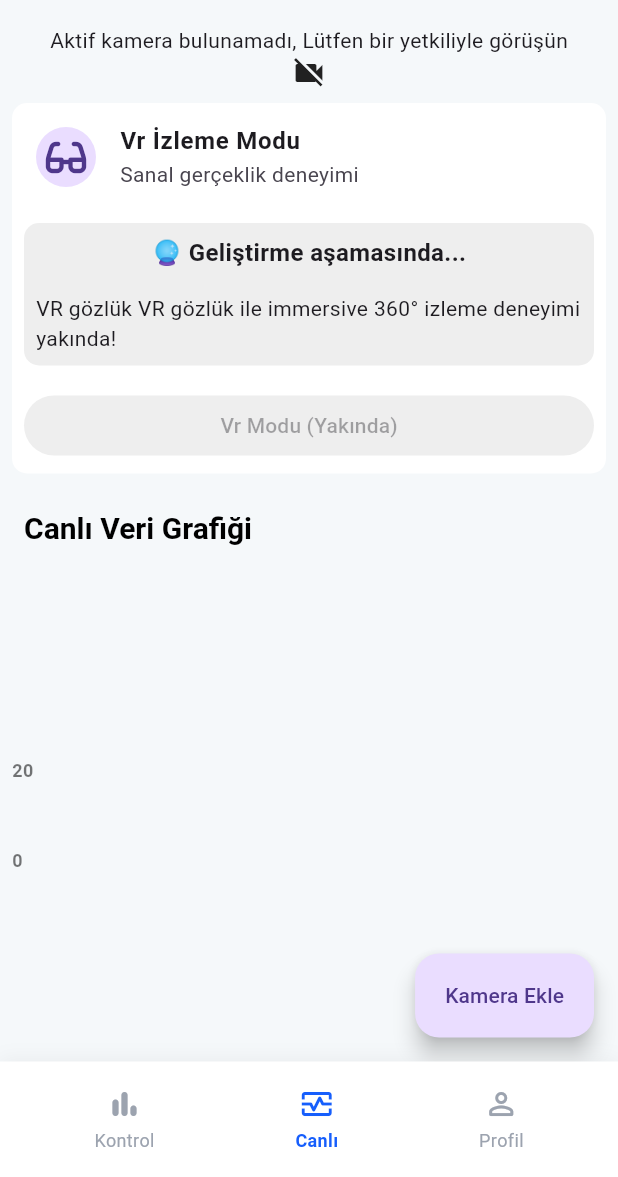
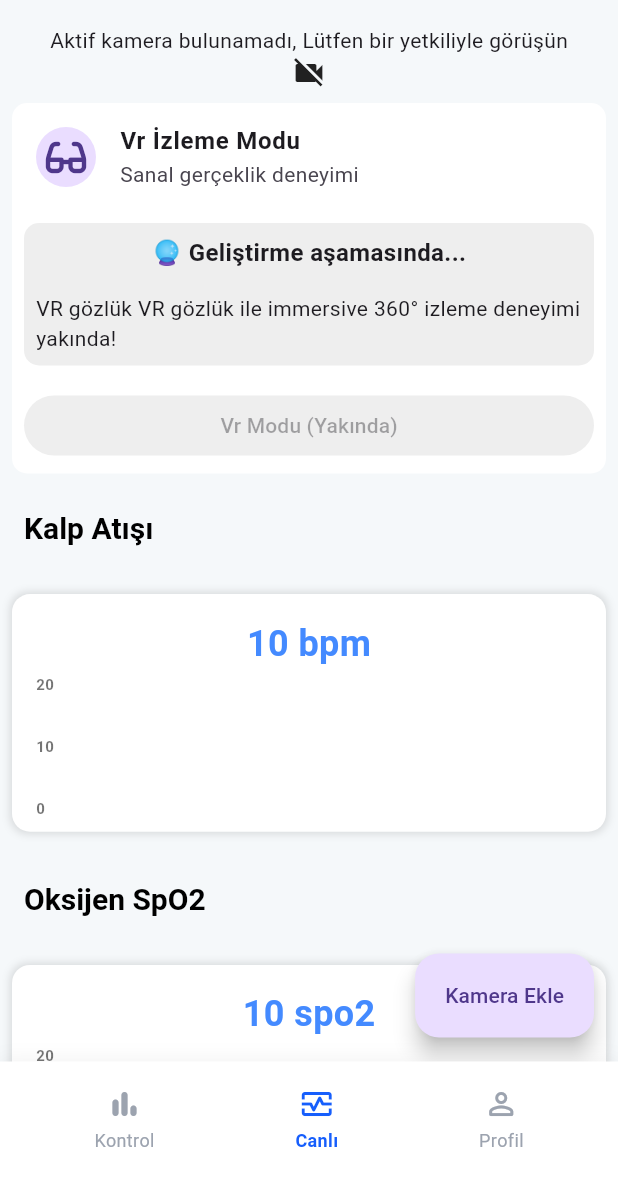
Before and after one commit to YusufBerkez/k9_project, a Flutter app: the screen it shows after launch, item 2 of the bottom bar chosen, on a phone screen of 412 x 824 dp, the part 59-1236 px from its top. Run offline on Flutter 3.47's test engine with Material 3 defaults, Android fonts, the light colour scheme and no system bars; drawn by our look-alikes of fl_chart; our stand-ins replace flutter_riverpod, font_awesome_flutter, shared_preferences, video_player.

Commit message:
Canlı veri sayfasında düzenlemeler yapıldı

```diff
--- a/k9_app/lib/features/live_monitoring/presentation/pages/live_page.dart
+++ b/k9_app/lib/features/live_monitoring/presentation/pages/live_page.dart
@@ -3,8 +3,8 @@ import 'package:flutter_riverpod/flutter_riverpod.dart';
 import 'package:k9_app/core/providers/camera_provider.dart';
 import 'package:k9_app/features/live_monitoring/presentation/pages/camera_card.dart';
 import 'package:k9_app/features/live_monitoring/presentation/pages/line_char_card.dart';
+import 'package:k9_app/features/live_monitoring/presentation/pages/real_time_char_card.dart';
 import 'package:k9_app/features/live_monitoring/presentation/pages/vr_show_card.dart';
-import 'package:k9_app/features/live_monitoring/presentation/real_time_char_card.dart';
 
 class LivePage extends ConsumerStatefulWidget {
   const LivePage({super.key});
@@ -36,7 +36,8 @@ class _LivePageState extends ConsumerState<LivePage> {
     final cameraList = ref.watch(cameraListProvider);
     return Scaffold(
       appBar: AppBar(title: Text("Canlı İzleme"), centerTitle: true),
-      body: Column(
+      body: SingleChildScrollView(
+        child: Column(
           children: [
             cameraList.isEmpty
                 ? _buildEmptyState()
@@ -63,8 +64,24 @@ class _LivePageState extends ConsumerState<LivePage> {
                     },
                   ),
             VrShowCard(),
-          Expanded(child: RealTimeChartPage()),
+            SizedBox(
+              height: MediaQuery.of(context).size.height * 0.3,
+              child: RealTimeChartPage(
+                spots: [],
+                charName: 'Kalp Atışı',
+                charBrName: 'bpm',
+              ),
+            ),
+            SizedBox(
+              height: MediaQuery.of(context).size.height * 0.3,
+              child: RealTimeChartPage(
+                spots: [],
+                charName: 'Oksijen SpO2',
+                charBrName: 'spo2',
+              ),
+            ),
           ],
+        ),
       ),
       floatingActionButton: FloatingActionButton.extended(
         onPressed: () {
--- /dev/null
+++ b/k9_app/lib/features/live_monitoring/presentation/pages/real_time_char_card.dart
@@ -0,0 +1,183 @@
+import 'dart:async'; // Timer için
+import 'dart:math'; // Rastgele veri üretmek için
+import 'package:fl_chart/fl_chart.dart';
+import 'package:flutter/material.dart';
+
+class RealTimeChartPage extends StatefulWidget {
+  final List<FlSpot> spots;
+  final String charName;
+  final String charBrName;
+
+  const RealTimeChartPage({
+    super.key,
+    required this.spots,
+    required this.charName,
+    required this.charBrName,
+  });
+
+  @override
+  State<RealTimeChartPage> createState() => _RealTimeChartPageState();
+}
+
+class _RealTimeChartPageState extends State<RealTimeChartPage> {
+  // Grafikte gösterilecek noktalar
+  final List<FlSpot> _spots = [];
+
+  // X ekseni için sayacımız (Zaman gibi düşünebilirsin)
+  double _xValue = 0;
+
+  // Ekranda aynı anda kaç nokta görünsün?
+  final int _limitCount = 20;
+
+  Timer? _timer;
+
+  @override
+  void initState() {
+    super.initState();
+    // Simülasyon: Her 100 milisaniyede bir veri geldiğini varsayalım
+    _timer = Timer.periodic(const Duration(seconds: 1), (timer) {
+      _addNewData();
+    });
+  }
+
+  @override
+  void dispose() {
+    _timer?.cancel(); // Sayfadan çıkınca timeri öldürmeyi unutma!
+    super.dispose();
+  }
+
+  // BURASI SENİN VERİ ALDIĞIN YER OLACAK
+  void _addNewData() {
+    setState(() {
+      // 1. Rastgele bir Y değeri üret (Sen buraya sensörden gelen veriyi koy)
+      double yValue = sin(_xValue) * 5 + 10 + Random().nextDouble() * 2;
+
+      // 2. Listeye yeni noktayı ekle
+      _spots.add(FlSpot(_xValue, yValue));
+
+      // 3. Eğer limit aşıldıysa en eski veriyi sil (Kayan pencere mantığı)
+      if (_spots.length > _limitCount) {
+        _spots.removeAt(0);
+      }
+
+      // 4. X değerini bir sonraki adım için artır
+      _xValue += 0.2;
+    });
+  }
+
+  @override
+  Widget build(BuildContext context) {
+    return Scaffold(
+      appBar: AppBar(title: Text(widget.charName)),
+      body: Center(
+        child: _spots.isEmpty
+            ? const CircularProgressIndicator()
+            : Padding(
+                padding: const EdgeInsets.all(8.0),
+                child: Container(
+                  // height: 50,  <--- BU SATIRI SİLDİM (veya 250 yapabilirsin)
+                  // Grafik ve yazı rahat sığsın diye Card veya Container yüksekliğini serbest bırakabilirsin
+                  decoration: BoxDecoration(
+                    color: Colors.white,
+                    borderRadius: BorderRadius.circular(12),
+                    boxShadow: [
+                      BoxShadow(
+                        color: Colors.black12,
+                        blurRadius: 4,
+                        spreadRadius: 1,
+                      ),
+                    ],
+                  ),
+                  padding: const EdgeInsets.all(16), // İç boşluk
+                  child: Column(
+                    mainAxisSize: MainAxisSize.min, // İçerik kadar yer kaplasın
+                    children: [
+                      // Üstteki BPM yazısı
+                      Text(
+                        "${_spots.last.y.toInt()} ${widget.charBrName}",
+                        style: const TextStyle(
+                          fontSize: 24,
+                          fontWeight: FontWeight.bold,
+                          color: Colors.blueAccent,
+                        ),
+                      ),
+                      const SizedBox(height: 10),
+
+                      // Grafik Alanı
+                      SizedBox(
+                        height:
+                            MediaQuery.of(context).size.height *
+                            0.1, // Grafiğin yüksekliği
+                        width: double.infinity,
+                        child: LineChart(
+                          LineChartData(
+                            lineTouchData: LineTouchData(enabled: false),
+                            borderData: FlBorderData(show: false),
+                            gridData: FlGridData(show: false),
+
+                            // 1. Veri tek iken çökmemesi için kontrol:
+                            minX: _spots.first.x,
+                            maxX: _spots.length < 2
+                                ? _spots.first.x +
+                                      1 // Tek veri varsa bitişi 1 artır
+                                : _spots.last.x,
+
+                            minY: 0,
+                            maxY: 20,
+
+                            titlesData: FlTitlesData(
+                              show: true,
+                              rightTitles: AxisTitles(
+                                sideTitles: SideTitles(showTitles: false),
+                              ),
+                              topTitles: AxisTitles(
+                                sideTitles: SideTitles(showTitles: false),
+                              ),
+                              bottomTitles: AxisTitles(
+                                sideTitles: SideTitles(showTitles: false),
+                              ),
+                              leftTitles: AxisTitles(
+                                sideTitles: SideTitles(
+                                  showTitles: true,
+                                  reservedSize: 30, // Biraz daralttım
+                                  getTitlesWidget: (value, meta) {
+                                    return Text(
+                                      value.toInt().toString(),
+                                      style: const TextStyle(
+                                        color: Colors.black54,
+                                        fontSize: 10,
+                                        fontWeight: FontWeight.bold,
+                                      ),
+                                    );
+                                  },
+                                ),
+                              ),
+                            ),
+
+                            lineBarsData: [
+                              LineChartBarData(
+                                spots: _spots,
+                                isCurved: true,
+                                color: Colors.blueAccent,
+                                barWidth: 3,
+                                isStrokeCapRound: true,
+                                dotData: FlDotData(show: false),
+                                belowBarData: BarAreaData(
+                                  show: true,
+                                  color: Colors.blueAccent.withOpacity(
+                                    0.1,
+                                  ), // Biraz daha şeffaf yaptım
+                                ),
+                              ),
+                            ],
+                          ),
+                        ),
+                      ),
+                    ],
+                  ),
+                ),
+              ),
+      ),
+    );
+  }
+}
--- a/k9_app/lib/features/live_monitoring/presentation/real_time_char_card.dart
+++ /dev/null
@@ -1,149 +0,0 @@
-import 'dart:async'; // Timer için
-import 'dart:math'; // Rastgele veri üretmek için
-import 'package:fl_chart/fl_chart.dart';
-import 'package:flutter/material.dart';
-
-class RealTimeChartPage extends StatefulWidget {
-  const RealTimeChartPage({super.key});
-
-  @override
-  State<RealTimeChartPage> createState() => _RealTimeChartPageState();
-}
-
-class _RealTimeChartPageState extends State<RealTimeChartPage> {
-  // Grafikte gösterilecek noktalar
-  final List<FlSpot> _spots = [];
-
-  // X ekseni için sayacımız (Zaman gibi düşünebilirsin)
-  double _xValue = 0;
-
-  // Ekranda aynı anda kaç nokta görünsün?
-  final int _limitCount = 20;
-
-  Timer? _timer;
-
-  @override
-  void initState() {
-    super.initState();
-    // Simülasyon: Her 100 milisaniyede bir veri geldiğini varsayalım
-    _timer = Timer.periodic(const Duration(seconds: 1), (timer) {
-      _addNewData();
-    });
-  }
-
-  @override
-  void dispose() {
-    _timer?.cancel(); // Sayfadan çıkınca timeri öldürmeyi unutma!
-    super.dispose();
-  }
-
-  // BURASI SENİN VERİ ALDIĞIN YER OLACAK
-  void _addNewData() {
-    setState(() {
-      // 1. Rastgele bir Y değeri üret (Sen buraya sensörden gelen veriyi koy)
-      double yValue = sin(_xValue) * 5 + 10 + Random().nextDouble() * 2;
-
-      // 2. Listeye yeni noktayı ekle
-      _spots.add(FlSpot(_xValue, yValue));
-
-      // 3. Eğer limit aşıldıysa en eski veriyi sil (Kayan pencere mantığı)
-      if (_spots.length > _limitCount) {
-        _spots.removeAt(0);
-      }
-
-      // 4. X değerini bir sonraki adım için artır
-      _xValue += 0.2;
-    });
-  }
-
-  @override
-  Widget build(BuildContext context) {
-    return Scaffold(
-      appBar: AppBar(title: const Text('Canlı Veri Grafiği')),
-      body: Center(
-        child: _spots.isEmpty
-            ? const CircularProgressIndicator()
-            : Padding(
-                padding: const EdgeInsets.all(8.0),
-                child: Container(
-                  height: 100,
-                  width: double.infinity,
-                  child: Padding(
-                    padding: const EdgeInsets.only(
-                      right: 20.0,
-                      top: 20,
-                      bottom: 20,
-                    ),
-                    child: LineChart(
-                      LineChartData(
-                        borderData: FlBorderData(show: false),
-                        // Grafiğin sınırlarını dinamik olarak ayarla
-                        minX: _spots.first.x,
-                        maxX: _spots.last.x,
-                        minY: 0, // Verine göre ayarla
-                        maxY: 20, // Verine göre ayarla
-                        // Izgara çizgilerini kapatmak istersen:
-                        gridData: FlGridData(show: false),
-
-                        // Başlıkları (X ve Y ekseni sayıları) ayarla
-                        titlesData: FlTitlesData(
-                          show: true,
-                          // SAĞ Tarafı Gizle
-                          rightTitles: AxisTitles(
-                            sideTitles: SideTitles(showTitles: false),
-                          ),
-                          // ÜST Tarafı Gizle
-                          topTitles: AxisTitles(
-                            sideTitles: SideTitles(showTitles: false),
-                          ),
-                          // ALT Tarafı Gizle (İstediğin bu)
-                          bottomTitles: AxisTitles(
-                            sideTitles: SideTitles(showTitles: false),
-                          ),
-                          // SOL Tarafı (Y Değerleri) Göster
-                          leftTitles: AxisTitles(
-                            sideTitles: SideTitles(
-                              showTitles: true, // Burası true kalacak
-                              reservedSize:
-                                  40, // Yazıların sığması için ayrılan genişlik
-                              getTitlesWidget: (value, meta) {
-                                // İstersen sayıları formatlayabilirsin (örn: ondalıksız)
-                                return Text(
-                                  value.toInt().toString(),
-                                  style: const TextStyle(
-                                    color: Colors.black54,
-                                    fontSize: 12,
-                                    fontWeight: FontWeight.bold,
-                                  ),
-                                );
-                              },
-                            ),
-                          ),
-                        ),
-
-                        // Çizgi ve Nokta ayarları
-                        lineBarsData: [
-                          LineChartBarData(
-                            spots: _spots,
-                            isCurved: true, // Çizgiler yumuşak mı olsun?
-                            color: Colors.blueAccent,
-                            barWidth: 3,
-                            isStrokeCapRound: true,
-                            dotData: FlDotData(
-                              show: false,
-                            ), // Noktaları gizle, sadece çizgi olsun
-                            belowBarData: BarAreaData(
-                              show: true,
-                              color: Colors.blueAccent.withOpacity(0.2),
-                            ),
-                          ),
-                        ],
-                      ),
-                    ),
-                  ),
-                ),
-              ),
-      ),
-    );
-  }
-}
```
Lines whose indentation alone changed are shown as unchanged.
